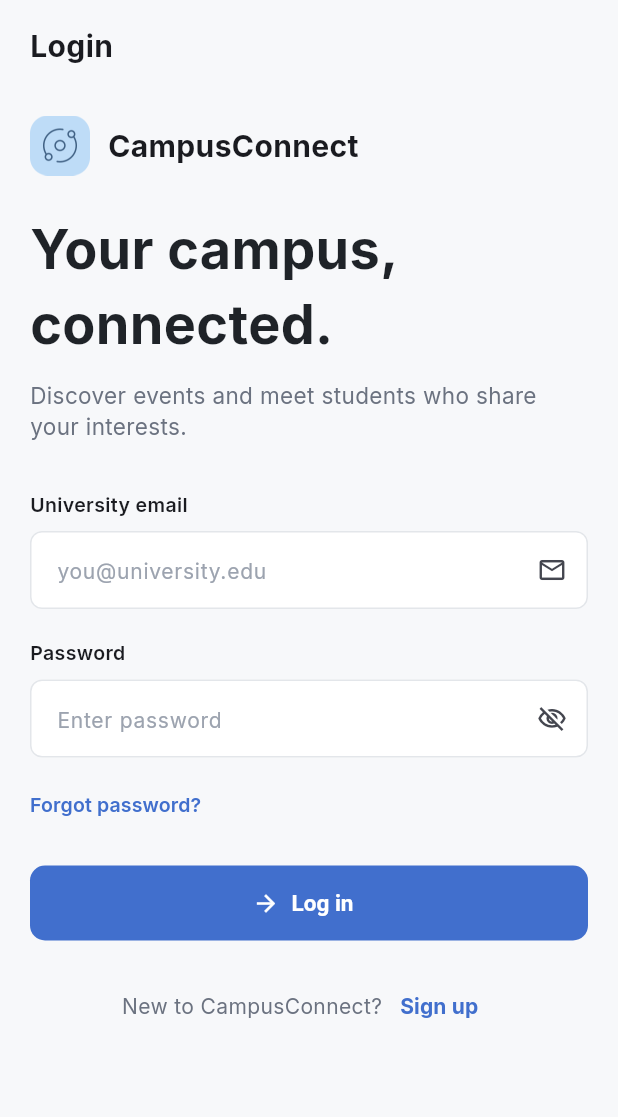
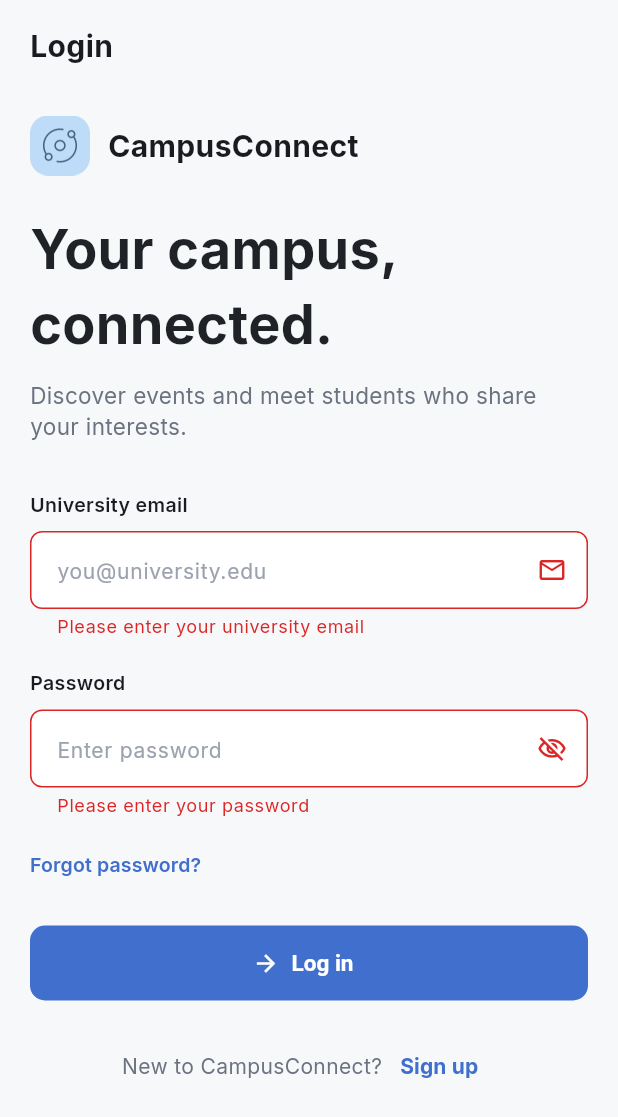
Before and after one commit to dolunayozbilgin/CampusConnect, a Flutter app: the screen it shows after launch, after a tap on "Log in", on a phone screen of 412 x 824 dp. Shown: the top 1117 px of the screen. Run offline on Flutter 3.47's test engine with Material 3 defaults, Android fonts, the phone set to English and light mode, and no system bars.

Commit message:
Add form validation and confirmation dialog to Login

```diff
--- a/lib/screens/login_screen.dart
+++ b/lib/screens/login_screen.dart
@@ -1,6 +1,6 @@
 import 'package:flutter/material.dart';
+
 import '../utils/app_colors.dart';
-
 
 class LoginScreen extends StatefulWidget {
   const LoginScreen({super.key});
@@ -11,6 +11,56 @@ class LoginScreen extends StatefulWidget {
 
 class _LoginScreenState extends State<LoginScreen> {
   bool _obscurePassword = true;
+  final _formKey = GlobalKey<FormState>();
+  final _emailController = TextEditingController();
+  final _passwordController = TextEditingController();
+
+  @override
+  void dispose() {
+    _emailController.dispose();
+    _passwordController.dispose();
+    super.dispose();
+  }
+
+  String? _validateEmail(String? value) {
+    final email = value?.trim() ?? '';
+    if (email.isEmpty) {
+      return 'Please enter your university email';
+    }
+    if (!email.contains('@') || !email.endsWith('.edu')) {
+      return 'Use a valid university email address';
+    }
+    return null;
+  }
+
+  String? _validatePassword(String? value) {
+    if (value == null || value.isEmpty) {
+      return 'Please enter your password';
+    }
+    if (value.length < 8) {
+      return 'Password must be at least 8 characters';
+    }
+    return null;
+  }
+
+  void _submit() {
+    final isValid = _formKey.currentState!.validate();
+    if (!isValid) return;
+
+    showDialog(
+      context: context,
+      builder: (context) => AlertDialog(
+        title: const Text('Welcome back!'),
+        content: Text('Logged in as ${_emailController.text.trim()}'),
+        actions: [
+          TextButton(
+            onPressed: () => Navigator.pop(context),
+            child: const Text('OK'),
+          ),
+        ],
+      ),
+    );
+  }
 
   @override
   Widget build(BuildContext context) {
@@ -18,6 +68,8 @@ class _LoginScreenState extends State<LoginScreen> {
       body: SafeArea(
         child: SingleChildScrollView(
           padding: const EdgeInsets.fromLTRB(20, 16, 20, 24),
+          child: Form(
+            key: _formKey,
             child: Column(
               crossAxisAlignment: CrossAxisAlignment.stretch,
               children: [
@@ -31,11 +83,18 @@ class _LoginScreenState extends State<LoginScreen> {
                 // Brand: logo tile + app name
                 Row(
                   children: [
-                  Image.asset('assets/images/logo.png', width: 40, height: 40),
+                    Image.asset(
+                      'assets/images/logo.png',
+                      width: 40,
+                      height: 40,
+                    ),
                     const SizedBox(width: 12),
                     const Text(
                       'CampusConnect',
-                    style: TextStyle(fontSize: 20, fontWeight: FontWeight.w700),
+                      style: TextStyle(
+                        fontSize: 20,
+                        fontWeight: FontWeight.w700,
+                      ),
                     ),
                   ],
                 ),
@@ -54,7 +113,10 @@ class _LoginScreenState extends State<LoginScreen> {
                 const SizedBox(height: 12),
                 const Text(
                   'Discover events and meet students who share your interests.',
-                style: TextStyle(fontSize: 15, color: AppColors.textSecondary),
+                  style: TextStyle(
+                    fontSize: 15,
+                    color: AppColors.textSecondary,
+                  ),
                 ),
                 const SizedBox(height: 32),
 
@@ -64,13 +126,16 @@ class _LoginScreenState extends State<LoginScreen> {
                   style: TextStyle(fontSize: 13, fontWeight: FontWeight.w600),
                 ),
                 const SizedBox(height: 8),
-              const TextField(
+                TextFormField(
+                  controller: _emailController,
+                  validator: _validateEmail,
                   keyboardType: TextInputType.emailAddress,
-                decoration: InputDecoration(
+                  decoration: const InputDecoration(
                     hintText: 'you@university.edu',
                     suffixIcon: Icon(Icons.mail_outline, size: 20),
                   ),
                 ),
+
                 const SizedBox(height: 20),
 
                 // Password
@@ -79,8 +144,10 @@ class _LoginScreenState extends State<LoginScreen> {
                   style: TextStyle(fontSize: 13, fontWeight: FontWeight.w600),
                 ),
                 const SizedBox(height: 8),
-              TextField(
+                TextFormField(
+                  controller: _passwordController,
                   obscureText: _obscurePassword,
+                  validator: _validatePassword,
                   decoration: InputDecoration(
                     hintText: 'Enter password',
                     suffixIcon: IconButton(
@@ -108,7 +175,10 @@ class _LoginScreenState extends State<LoginScreen> {
                     onPressed: () {},
                     child: const Text(
                       'Forgot password?',
-                    style: TextStyle(fontSize: 13, fontWeight: FontWeight.w600),
+                      style: TextStyle(
+                        fontSize: 13,
+                        fontWeight: FontWeight.w600,
+                      ),
                     ),
                   ),
                 ),
@@ -116,7 +186,7 @@ class _LoginScreenState extends State<LoginScreen> {
 
                 // Log in button with arrow icon
                 FilledButton.icon(
-                onPressed: () {},
+                  onPressed: _submit,
                   icon: const Icon(Icons.arrow_forward, size: 18),
                   label: const Text('Log in'),
                 ),
@@ -143,7 +213,7 @@ class _LoginScreenState extends State<LoginScreen> {
             ),
           ),
         ),
+      ),
     );
   }
-
 }
```
Lines whose indentation alone changed are shown as unchanged.
